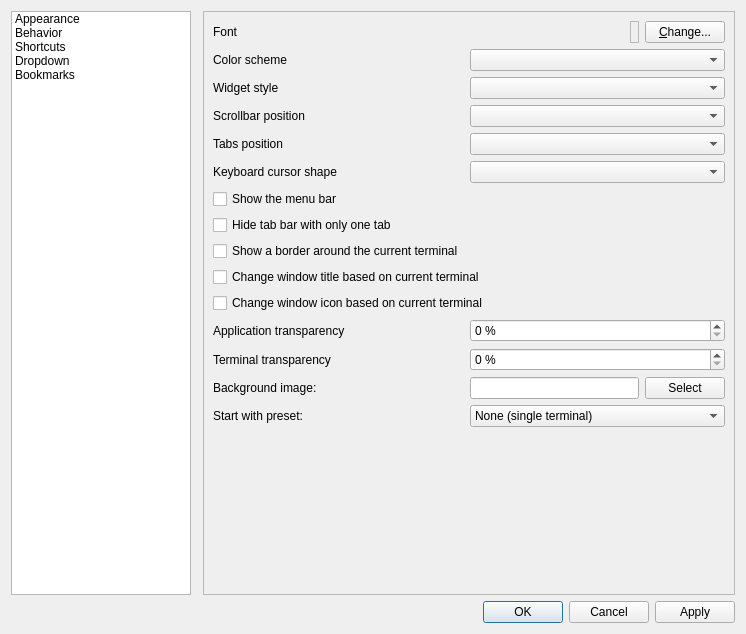
The window that src/forms/propertiesdialog.ui (lubuntu-team/qterminal-packaging) describes before a commit, drawn with Qt 5.
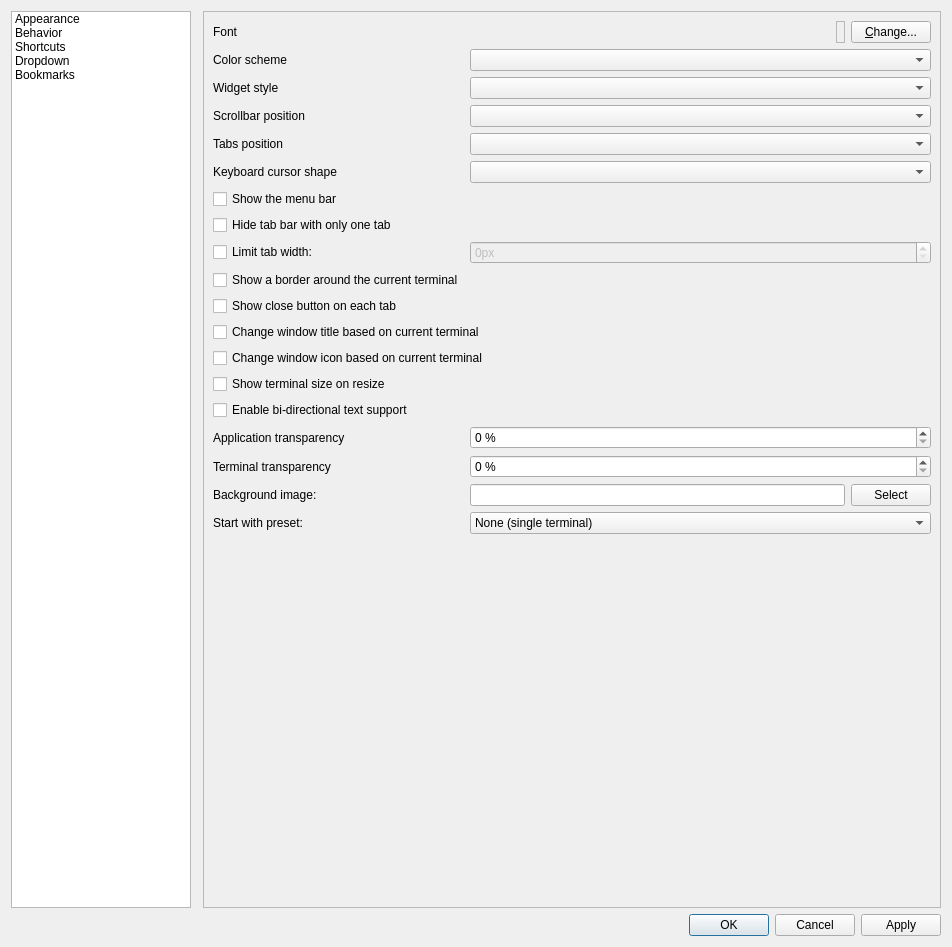
The same window after the commit.

What changed in the file:
```diff
--- a/src/forms/propertiesdialog.ui
+++ b/src/forms/propertiesdialog.ui
@@ -6,8 +6,8 @@
    <rect>
     <x>0</x>
     <y>0</y>
-    <width>746</width>
-    <height>634</height>
+    <width>952</width>
+    <height>947</height>
    </rect>
   </property>
   <property name="windowTitle">
@@ -114,7 +114,7 @@
          </property>
         </widget>
        </item>
-       <item row="16" column="0">
+       <item row="19" column="0">
         <widget class="QLabel" name="label_9">
          <property name="text">
           <string>Start with preset:</string>
@@ -130,14 +130,14 @@
        <item row="5" column="1">
         <widget class="QComboBox" name="tabsPos_comboBox"/>
        </item>
-       <item row="9" column="0">
+       <item row="10" column="0">
         <widget class="QCheckBox" name="highlightCurrentCheckBox">
          <property name="text">
           <string>Show a border around the current terminal</string>
          </property>
         </widget>
        </item>
-       <item row="13" column="0">
+       <item row="17" column="0">
         <widget class="QLabel" name="label">
          <property name="text">
           <string>Terminal transparency</string>
@@ -147,7 +147,7 @@
          </property>
         </widget>
        </item>
-       <item row="12" column="0">
+       <item row="16" column="0">
         <widget class="QLabel" name="label_4">
          <property name="text">
           <string>Application transparency</string>
@@ -157,7 +157,7 @@
          </property>
         </widget>
        </item>
-       <item row="16" column="1">
+       <item row="19" column="1">
         <widget class="QComboBox" name="terminalPresetComboBox">
          <item>
           <property name="text">
@@ -181,7 +181,7 @@
          </item>
         </widget>
        </item>
-       <item row="12" column="1">
+       <item row="16" column="1">
         <widget class="QSpinBox" name="appTransparencyBox">
          <property name="suffix">
           <string> %</string>
@@ -274,7 +274,7 @@
        <item row="6" column="1">
         <widget class="QComboBox" name="keybCursorShape_comboBox"/>
        </item>
-       <item row="13" column="1">
+       <item row="17" column="1">
         <widget class="QSpinBox" name="termTransparencyBox">
          <property name="suffix">
           <string> %</string>
@@ -300,7 +300,7 @@
          </property>
         </widget>
        </item>
-       <item row="17" column="0" colspan="2">
+       <item row="20" column="0" colspan="2">
         <spacer name="verticalSpacer_3">
          <property name="orientation">
           <enum>Qt::Vertical</enum>
@@ -330,28 +330,35 @@
          </property>
         </widget>
        </item>
-       <item row="10" column="0" colspan="2">
+       <item row="12" column="0" colspan="2">
         <widget class="QCheckBox" name="changeWindowTitleCheckBox">
          <property name="text">
           <string>Change window title based on current terminal</string>
          </property>
         </widget>
        </item>
-       <item row="11" column="0" colspan="2">
+       <item row="13" column="0" colspan="2">
         <widget class="QCheckBox" name="changeWindowIconCheckBox">
          <property name="text">
           <string>Change window icon based on current terminal</string>
          </property>
         </widget>
        </item>
-       <item row="15" column="0">
+       <item row="15" column="0" colspan="2">
+        <widget class="QCheckBox" name="enabledBidiSupportCheckBox">
+         <property name="text">
+          <string>Enable bi-directional text support</string>
+         </property>
+        </widget>
+       </item>
+       <item row="18" column="0">
         <widget class="QLabel" name="label_13">
          <property name="text">
           <string>Background image:</string>
          </property>
         </widget>
        </item>
-       <item row="15" column="1">
+       <item row="18" column="1">
         <layout class="QHBoxLayout" name="horizontalLayout_3">
          <item>
           <widget class="QLineEdit" name="backgroundImageLineEdit"/>
@@ -365,6 +372,43 @@
          </item>
         </layout>
        </item>
+       <item row="14" column="0">
+        <widget class="QCheckBox" name="showTerminalSizeHintCheckBox">
+         <property name="text">
+          <string>Show terminal size on resize</string>
+         </property>
+        </widget>
+       </item>
+       <item row="9" column="0">
+        <widget class="QCheckBox" name="limitTabWidthCheckBox">
+         <property name="text">
+          <string>Limit tab width:</string>
+         </property>
+        </widget>
+       </item>
+       <item row="9" column="1">
+        <widget class="QSpinBox" name="limitTabWidthSpinBox">
+         <property name="enabled">
+          <bool>false</bool>
+         </property>
+         <property name="suffix">
+          <string>px</string>
+         </property>
+         <property name="maximum">
+          <number>1000</number>
+         </property>
+        </widget>
+       </item>
+       <item row="11" column="0">
+        <widget class="QCheckBox" name="closeTabButtonCheckBox">
+         <property name="text">
+          <string>Show close button on each tab</string>
+         </property>
+         <property name="checked">
+          <bool>false</bool>
+         </property>
+        </widget>
+       </item>
       </layout>
      </widget>
      <widget class="QWidget" name="behaviorPage">
```
Left out of the diff: 46 changed lines with no effect on the pictures.
